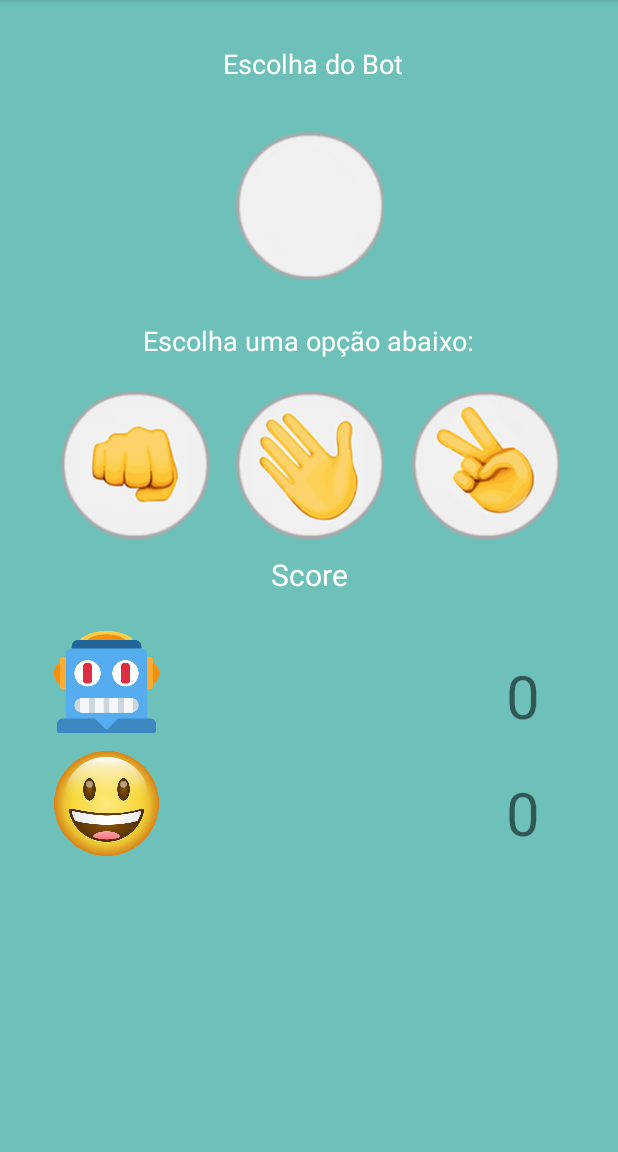
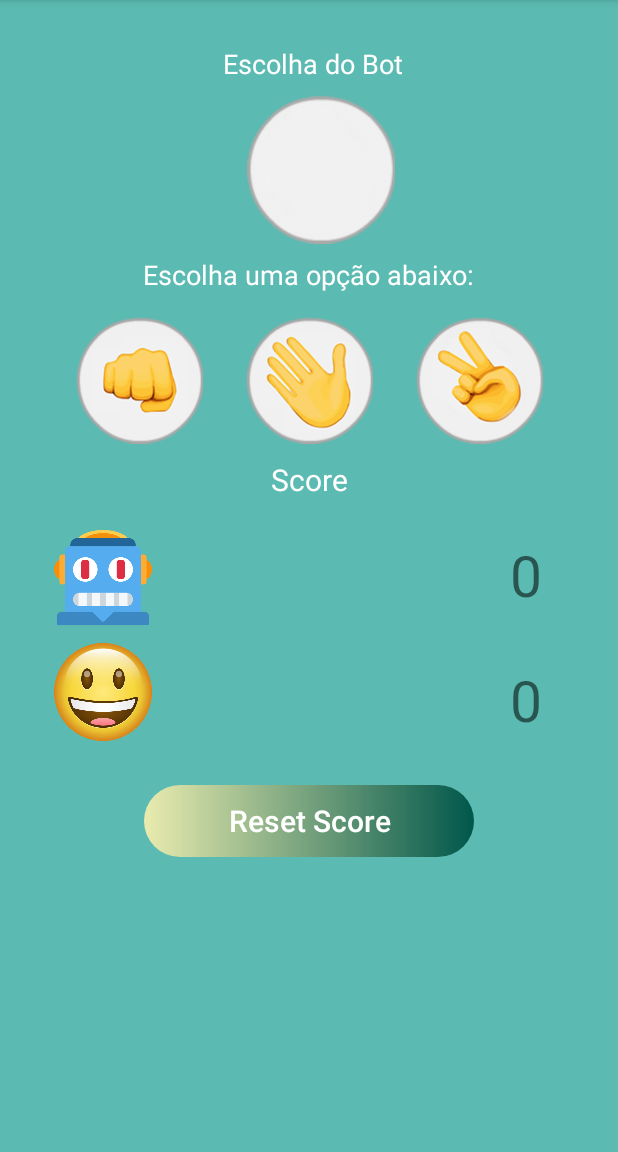
Before and after one commit to brunamussi/PedraPapelTesoura, an Android app: the MainActivity screen opened directly, with no data from a screen before it, on a phone screen of 412 x 824 dp, the part 84-1236 px from its top. Run offline under Robolectric (Android 15) with nearby library versions, the phone set to English and light mode, and no system bars.

Commit message:
add_resetButtom

```diff
--- /dev/null
+++ b/app/src/main/res/drawable/custom_button.xml
@@ -0,0 +1,8 @@
+<?xml version="1.0" encoding="utf-8"?>
+<shape xmlns:android="http://schemas.android.com/apk/res/android" android:shape="rectangle">
+
+    <gradient android:startColor="@color/startButtom" android:endColor="@color/colorPrimaryDark" android:type="linear"/>
+
+    <corners android:radius="50dp"/>
+
+</shape>
--- a/app/src/main/res/layout/activity_main.xml
+++ b/app/src/main/res/layout/activity_main.xml
@@ -4,18 +4,18 @@
     xmlns:tools="http://schemas.android.com/tools"
     android:layout_width="match_parent"
     android:layout_height="match_parent"
-    android:background="#8F009688"
+    android:background="#A2009688"
     tools:context=".MainActivity">
 
     <TextView
         android:id="@+id/scorePlayer"
         android:layout_width="wrap_content"
         android:layout_height="wrap_content"
-        android:layout_marginTop="24dp"
+        android:layout_marginTop="32dp"
         android:text="@string/_0"
-        android:textSize="40sp"
+        android:textSize="38sp"
         app:layout_constraintEnd_toEndOf="parent"
-        app:layout_constraintHorizontal_bias="0.816"
+        app:layout_constraintHorizontal_bias="0.826"
         app:layout_constraintStart_toEndOf="@+id/imageView7"
         app:layout_constraintTop_toBottomOf="@+id/scoreBot"
         tools:text="0" />
@@ -36,11 +36,11 @@
     <ImageView
         android:id="@+id/imageResultado"
         android:layout_width="100dp"
-        android:layout_height="wrap_content"
-        android:layout_marginTop="12dp"
+        android:layout_height="100dp"
+        android:layout_marginTop="8dp"
         android:contentDescription="@string/escolha_do_bot"
         app:layout_constraintEnd_toEndOf="parent"
-        app:layout_constraintHorizontal_bias="0.501"
+        app:layout_constraintHorizontal_bias="0.524"
         app:layout_constraintStart_toStartOf="parent"
         app:layout_constraintTop_toBottomOf="@+id/textView3"
         app:srcCompat="@drawable/padrao" />
@@ -60,24 +60,24 @@
 
     <ImageView
         android:id="@+id/imageView2"
-        android:layout_width="100dp"
-        android:layout_height="100dp"
+        android:layout_width="85dp"
+        android:layout_height="85dp"
         android:layout_marginStart="22dp"
-        android:layout_marginTop="20dp"
+        android:layout_marginTop="15dp"
+        android:contentDescription="@string/pedra"
         android:onClick="pedraSelecionado"
         android:outlineSpotShadowColor="#FFEB3B"
         app:layout_constraintEnd_toStartOf="@+id/imageView3"
         app:layout_constraintHorizontal_bias="0.5"
         app:layout_constraintStart_toStartOf="parent"
         app:layout_constraintTop_toBottomOf="@+id/Resultado"
-        app:srcCompat="@drawable/pedra"
-        android:contentDescription="@string/pedra" />
+        app:srcCompat="@drawable/pedra" />
 
     <ImageView
         android:id="@+id/imageView3"
-        android:layout_width="100dp"
-        android:layout_height="100dp"
-        android:layout_marginTop="20dp"
+        android:layout_width="85dp"
+        android:layout_height="85dp"
+        android:layout_marginTop="15dp"
         android:contentDescription="@string/papel"
         android:onClick="papelSelecionado"
         app:layout_constraintEnd_toStartOf="@+id/imageView4"
@@ -88,9 +88,9 @@
 
     <ImageView
         android:id="@+id/imageView4"
-        android:layout_width="100dp"
-        android:layout_height="100dp"
-        android:layout_marginTop="20dp"
+        android:layout_width="85dp"
+        android:layout_height="85dp"
+        android:layout_marginTop="15dp"
         android:layout_marginEnd="22dp"
         android:contentDescription="@string/tesoura"
         android:onClick="tesouraSelecionado"
@@ -114,10 +114,10 @@
 
     <ImageView
         android:id="@+id/imageView7"
-        android:layout_width="70dp"
-        android:layout_height="70dp"
+        android:layout_width="65dp"
+        android:layout_height="65dp"
         android:layout_marginStart="36dp"
-        android:layout_marginTop="24dp"
+        android:layout_marginTop="20dp"
         android:contentDescription="@string/iconbot"
         app:layout_constraintStart_toStartOf="parent"
         app:layout_constraintTop_toBottomOf="@+id/textView2"
@@ -125,26 +125,41 @@
 
     <ImageView
         android:id="@+id/imageView9"
-        android:layout_width="70dp"
-        android:layout_height="70dp"
+        android:layout_width="65dp"
+        android:layout_height="65dp"
         android:layout_marginStart="36dp"
         android:layout_marginTop="10dp"
+        android:contentDescription="@string/iconUsuario"
         app:layout_constraintStart_toStartOf="parent"
         app:layout_constraintTop_toBottomOf="@+id/imageView7"
-        app:srcCompat="@drawable/player"
-        android:contentDescription="@string/iconUsuario" />
+        app:srcCompat="@drawable/player" />
 
     <TextView
         android:id="@+id/scoreBot"
         android:layout_width="wrap_content"
         android:layout_height="wrap_content"
-        android:layout_marginTop="40dp"
+        android:layout_marginTop="24dp"
         android:text="@string/__0"
-        android:textSize="40sp"
+        android:textSize="38sp"
         app:layout_constraintEnd_toEndOf="parent"
-        app:layout_constraintHorizontal_bias="0.816"
+        app:layout_constraintHorizontal_bias="0.826"
         app:layout_constraintStart_toEndOf="@+id/imageView7"
         app:layout_constraintTop_toBottomOf="@+id/textView2"
         tools:text="0" />
 
+    <Button
+        android:id="@+id/button"
+        android:layout_width="220dp"
+        android:layout_height="wrap_content"
+        android:layout_marginTop="190dp"
+        android:background="@drawable/custom_button"
+        android:text="Reset Score"
+        android:textSize="20sp"
+        android:textColor="#ffffff"
+        android:textAllCaps="false"
+        app:layout_constraintEnd_toEndOf="parent"
+        app:layout_constraintStart_toStartOf="parent"
+        app:layout_constraintTop_toBottomOf="@+id/textView2" />
+
+
 </androidx.constraintlayout.widget.ConstraintLayout>
--- a/app/src/main/res/values/colors.xml
+++ b/app/src/main/res/values/colors.xml
@@ -3,4 +3,5 @@
     <color name="colorPrimary">#008577</color>
     <color name="colorPrimaryDark">#00574B</color>
     <color name="colorAccent">#D81B60</color>
+    <color name="startButtom">#E9F7F0AE</color>
 </resources>
```
